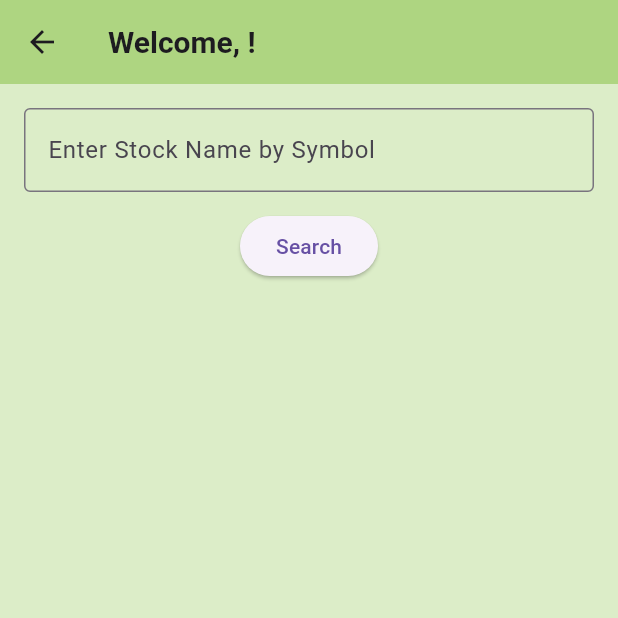
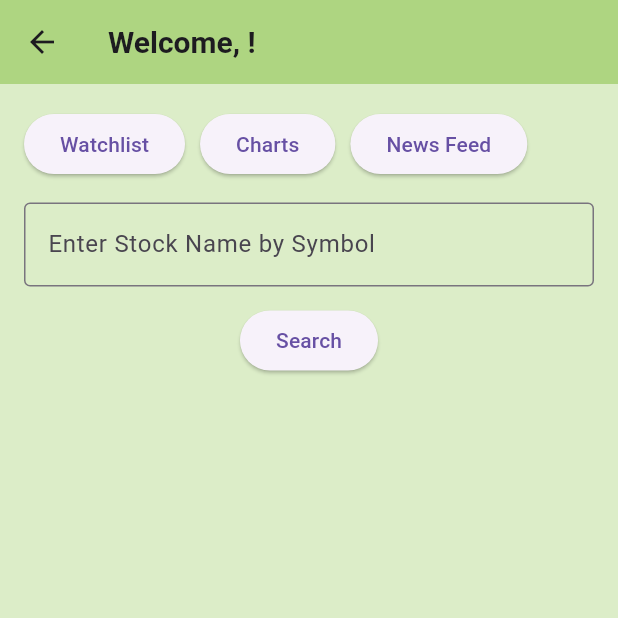
Before and after one commit to courtneyleora/Stock-Tracker, a Flutter app: the MainScreen screen opened by its route, on a phone screen of 412 x 824 dp, the top half of it. Run offline on Flutter 3.47's test engine with Material 3 defaults, Android fonts, the phone set to English and light mode, and no system bars; our stand-ins replace cloud_firestore, firebase_auth, firebase_core; accounts and stored records are empty.

Commit message:
Formatting altered, buttons leading to other screens created

```diff
--- a/lib/screens/mainscreen.dart
+++ b/lib/screens/mainscreen.dart
@@ -1,5 +1,6 @@
 import 'package:flutter/material.dart';
 import 'package:firebase_auth/firebase_auth.dart';
+import 'package:stock_tracker/screens/login.dart';
 import 'stockhandling.dart';
 
 class MainScreen extends StatefulWidget {
@@ -49,7 +50,44 @@ class _MainScreenState extends State<MainScreen> {
       body: Padding(
         padding: const EdgeInsets.all(16),
         child: Column(
+          crossAxisAlignment: CrossAxisAlignment.center,
           children: [
+            SingleChildScrollView(
+              child: Row(
+                children: [
+                  ElevatedButton(
+                    onPressed: () {
+                      Navigator.push(
+                        context,
+                        MaterialPageRoute(builder: (context) => LoginScreen()),
+                      );
+                    },
+                    child: Text("Watchlist"),
+                  ),
+                  SizedBox(width: 10),
+                  ElevatedButton(
+                    onPressed: () {
+                      Navigator.push(
+                        context,
+                        MaterialPageRoute(builder: (context) => LoginScreen()),
+                      );
+                    },
+                    child: Text("Charts"),
+                  ),
+                  SizedBox(width: 10),
+                  ElevatedButton(
+                    onPressed: () {
+                      Navigator.push(
+                        context,
+                        MaterialPageRoute(builder: (context) => LoginScreen()),
+                      );
+                    },
+                    child: Text("News Feed"),
+                  ),
+                ],
+              ),
+            ),
+            SizedBox(height: 15),
             TextField(
               controller: search,
               decoration: InputDecoration(
```
